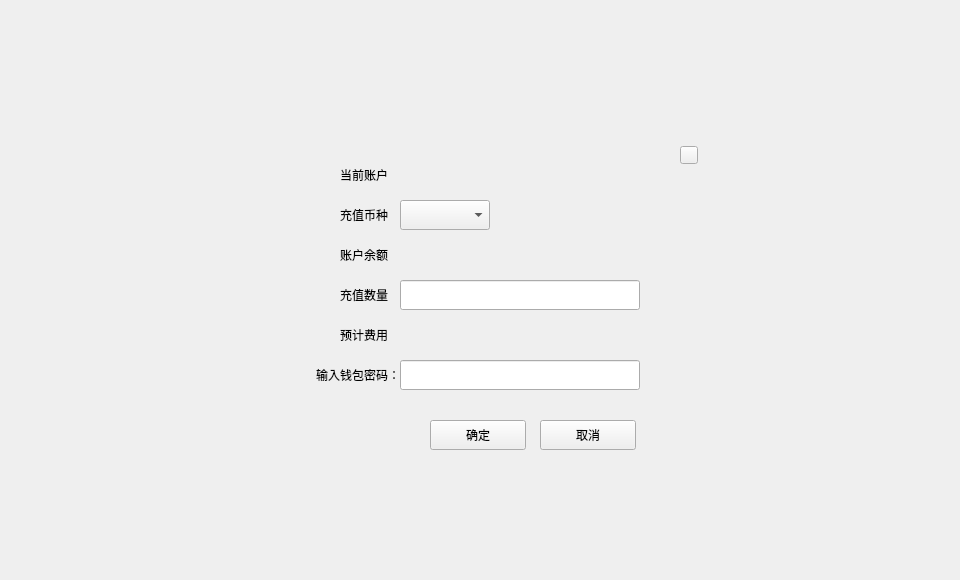
First picture: the form in exchange/depositexchangecontractdialog.ui, repository HcashOrg/hx-indicator, before the edit.
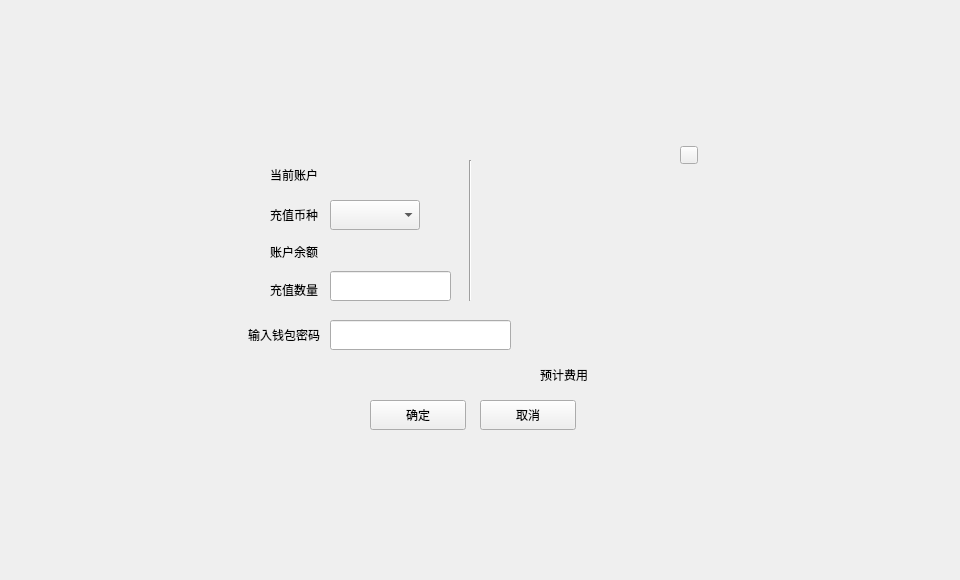
Second picture: the form after the edit.

Patch:
```diff
--- a/exchange/depositexchangecontractdialog.ui
+++ b/exchange/depositexchangecontractdialog.ui
@@ -39,8 +39,8 @@
     <widget class="QToolButton" name="cancelBtn">
      <property name="geometry">
       <rect>
-       <x>310</x>
-       <y>290</y>
+       <x>250</x>
+       <y>270</y>
        <width>96</width>
        <height>30</height>
       </rect>
@@ -58,8 +58,8 @@
     <widget class="QToolButton" name="okBtn">
      <property name="geometry">
       <rect>
-       <x>200</x>
-       <y>290</y>
+       <x>140</x>
+       <y>270</y>
        <width>96</width>
        <height>30</height>
       </rect>
@@ -77,7 +77,7 @@
     <widget class="QComboBox" name="assetComboBox">
      <property name="geometry">
       <rect>
-       <x>170</x>
+       <x>100</x>
        <y>70</y>
        <width>90</width>
        <height>30</height>
@@ -100,8 +100,8 @@
     <widget class="QLabel" name="label">
      <property name="geometry">
       <rect>
-       <x>110</x>
-       <y>150</y>
+       <x>40</x>
+       <y>145</y>
        <width>54</width>
        <height>30</height>
       </rect>
@@ -113,9 +113,9 @@
     <widget class="QLineEdit" name="amountLineEdit">
      <property name="geometry">
       <rect>
-       <x>170</x>
-       <y>150</y>
-       <width>240</width>
+       <x>100</x>
+       <y>141</y>
+       <width>121</width>
        <height>30</height>
       </rect>
      </property>
@@ -123,7 +123,7 @@
     <widget class="QLabel" name="label_4">
      <property name="geometry">
       <rect>
-       <x>110</x>
+       <x>40</x>
        <y>30</y>
        <width>60</width>
        <height>30</height>
@@ -136,7 +136,7 @@
     <widget class="QLabel" name="accountNameLabel">
      <property name="geometry">
       <rect>
-       <x>170</x>
+       <x>100</x>
        <y>30</y>
        <width>120</width>
        <height>30</height>
@@ -149,7 +149,7 @@
     <widget class="QLabel" name="label_5">
      <property name="geometry">
       <rect>
-       <x>110</x>
+       <x>40</x>
        <y>70</y>
        <width>60</width>
        <height>30</height>
@@ -162,8 +162,8 @@
     <widget class="QLabel" name="label_6">
      <property name="geometry">
       <rect>
-       <x>110</x>
-       <y>110</y>
+       <x>40</x>
+       <y>107</y>
        <width>60</width>
        <height>30</height>
       </rect>
@@ -175,8 +175,8 @@
     <widget class="QLabel" name="balanceLabel">
      <property name="geometry">
       <rect>
-       <x>170</x>
-       <y>110</y>
+       <x>100</x>
+       <y>107</y>
        <width>120</width>
        <height>30</height>
       </rect>
@@ -188,9 +188,9 @@
     <widget class="QLabel" name="tipLabel">
      <property name="geometry">
       <rect>
-       <x>180</x>
+       <x>100</x>
        <y>230</y>
-       <width>200</width>
+       <width>191</width>
        <height>16</height>
       </rect>
      </property>
@@ -201,14 +201,14 @@
     <widget class="QLabel" name="label_2">
      <property name="geometry">
       <rect>
-       <x>70</x>
-       <y>230</y>
+       <x>-10</x>
+       <y>190</y>
        <width>100</width>
        <height>30</height>
       </rect>
      </property>
      <property name="text">
-      <string>输入钱包密码：</string>
+      <string>输入钱包密码</string>
      </property>
      <property name="alignment">
       <set>Qt::AlignRight|Qt::AlignTrailing|Qt::AlignVCenter</set>
@@ -217,9 +217,9 @@
     <widget class="QLineEdit" name="pwdLineEdit">
      <property name="geometry">
       <rect>
-       <x>170</x>
-       <y>230</y>
-       <width>240</width>
+       <x>100</x>
+       <y>190</y>
+       <width>181</width>
        <height>30</height>
       </rect>
      </property>
@@ -252,8 +252,8 @@
     <widget class="QLabel" name="label_3">
      <property name="geometry">
       <rect>
-       <x>110</x>
-       <y>190</y>
+       <x>310</x>
+       <y>230</y>
        <width>54</width>
        <height>30</height>
       </rect>
@@ -265,8 +265,8 @@
     <widget class="QLabel" name="contractFeeLabel">
      <property name="geometry">
       <rect>
-       <x>170</x>
-       <y>190</y>
+       <x>370</x>
+       <y>230</y>
        <width>120</width>
        <height>30</height>
       </rect>
@@ -275,6 +275,29 @@
       <string/>
      </property>
     </widget>
+    <widget class="QStackedWidget" name="stackedWidget">
+     <property name="geometry">
+      <rect>
+       <x>250</x>
+       <y>30</y>
+       <width>181</width>
+       <height>141</height>
+      </rect>
+     </property>
+    </widget>
+    <widget class="Line" name="line">
+     <property name="geometry">
+      <rect>
+       <x>230</x>
+       <y>30</y>
+       <width>20</width>
+       <height>141</height>
+      </rect>
+     </property>
+     <property name="orientation">
+      <enum>Qt::Vertical</enum>
+     </property>
+    </widget>
    </widget>
   </widget>
  </widget>
```
